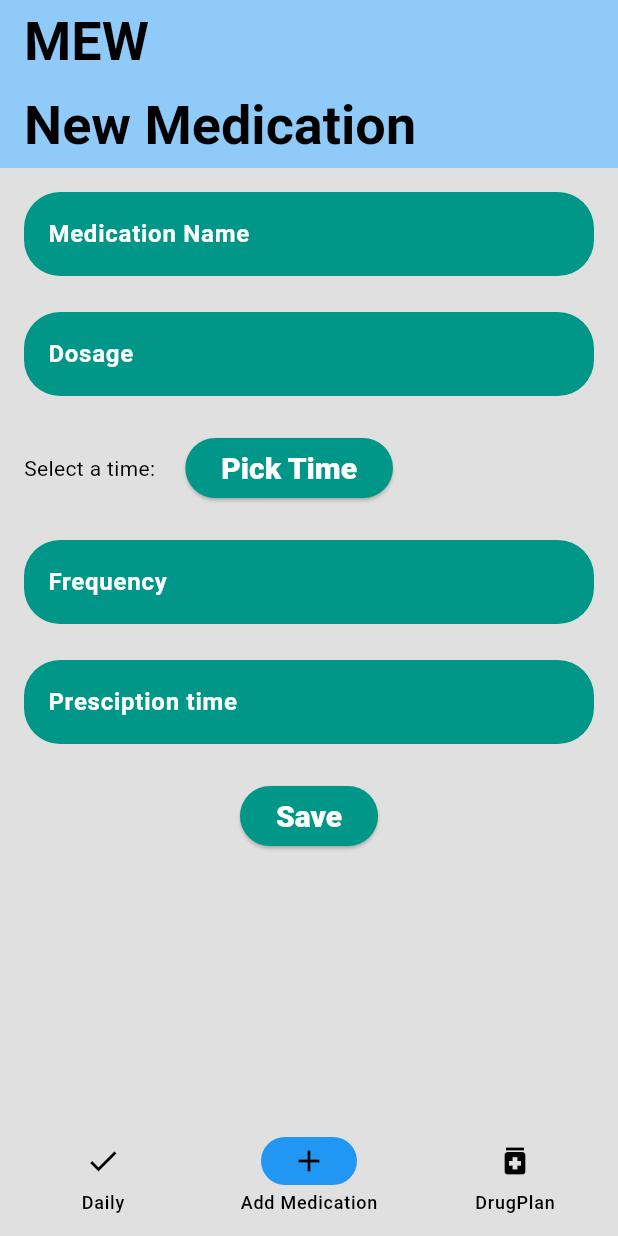
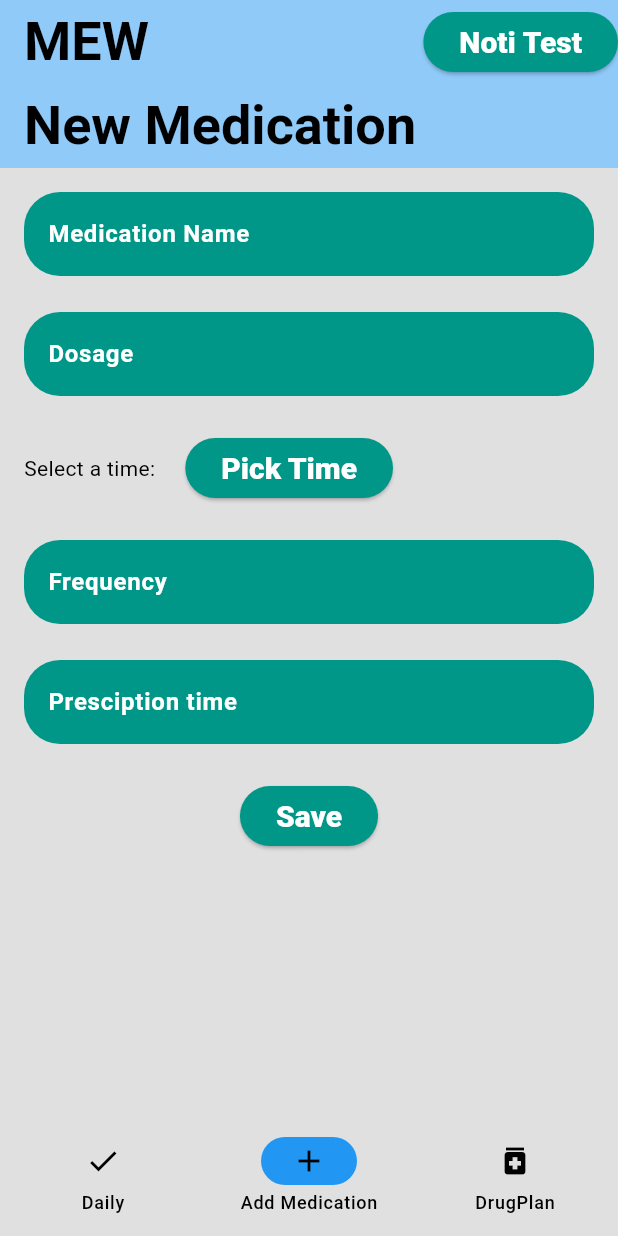
Before and after one commit to tofilu/mew, a Flutter app: the screen it shows after launch, item 2 of the bottom bar chosen, on a phone screen of 412 x 824 dp. Run offline on Flutter 3.47's test engine with Material 3 defaults, Android fonts, the phone set to English and light mode, and no system bars; our stand-ins replace flutter_local_notifications, sqflite, sqflite_common; missing offline and left inert: android_alarm_manager_plus; accounts and stored records are empty.

Commit message:
Implemented Notifications

```diff
--- a/lib/main.dart
+++ b/lib/main.dart
@@ -3,8 +3,8 @@ import 'package:mew/DailyScreen.dart';
 import 'package:mew/DrugPlanScreen.dart';
 import 'package:mew/theme/mewTheme.dart';
 import 'package:mew/AddDrugScreen.dart';
-
 import 'database/DatabaseHandler.dart';
+import 'package:mew/Helper/NotificationService.dart';
 
 void main() => runApp(const MewApp());
 
@@ -48,9 +48,31 @@ class _HomeState extends State<Home> {
 
   @override
   Widget build(BuildContext context) {
-    //final ThemeData theme = Theme.of(context);
+    final notificationService = NotificationService(); // Create a single instance
+
+    // Initialize the notification service
+    notificationService.initNotification();
+
     return Scaffold(
-      appBar: AppBar(title: Text('MEW')),
+      appBar: AppBar(
+        title: Text('MEW'),
+        actions: [
+          ElevatedButton(
+            onPressed: () async {
+              // Test notification
+              try {
+                await notificationService.showNotification(
+                  title: 'Test',
+                  body: 'This is a test notification',
+                );
+              } catch (e) {
+                print('ERROR NOTI: $e');
+              }
+            },
+            child: Text('Noti Test'),
+          ),
+        ],
+      ),
       bottomNavigationBar: NavigationBar(
         onDestinationSelected: (int index) {
           setState(() {
@@ -64,4 +86,5 @@ class _HomeState extends State<Home> {
       body: screens[currentPageIndex],
     );
   }
+
 }
```
Also changed, not shown: lib/Helper/NotificationService.dart (added, +40 -0 lines), pubspec.lock, 2 other files.
